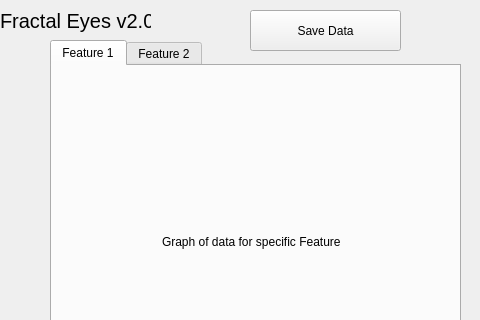
The window that ALLTOGETHER/Ex_GUI2.ui (madbrown1/Fractal-Eyes-v2) describes before a commit, drawn with Qt 5; both pictures show x 320 to 800 and y 0 to 320 of the 800 by 500 pixel window.
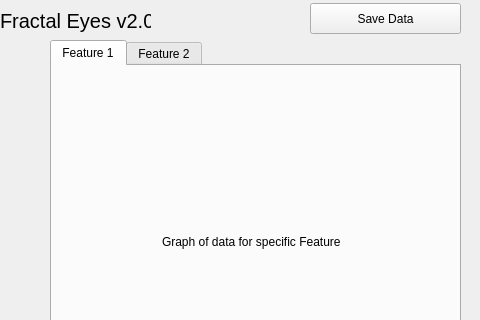
The same window after the commit.

Commit message: GUI works completely for Rectangular

What changed in the file:
```diff
--- a/ALLTOGETHER/Ex_GUI2.ui
+++ b/ALLTOGETHER/Ex_GUI2.ui
@@ -176,10 +176,10 @@
    <widget class="QPushButton" name="pushButton">
     <property name="geometry">
      <rect>
-      <x>570</x>
-      <y>10</y>
+      <x>630</x>
+      <y>3</y>
       <width>151</width>
-      <height>41</height>
+      <height>31</height>
      </rect>
     </property>
     <property name="text">
```
The commit also changes 2 other files.
